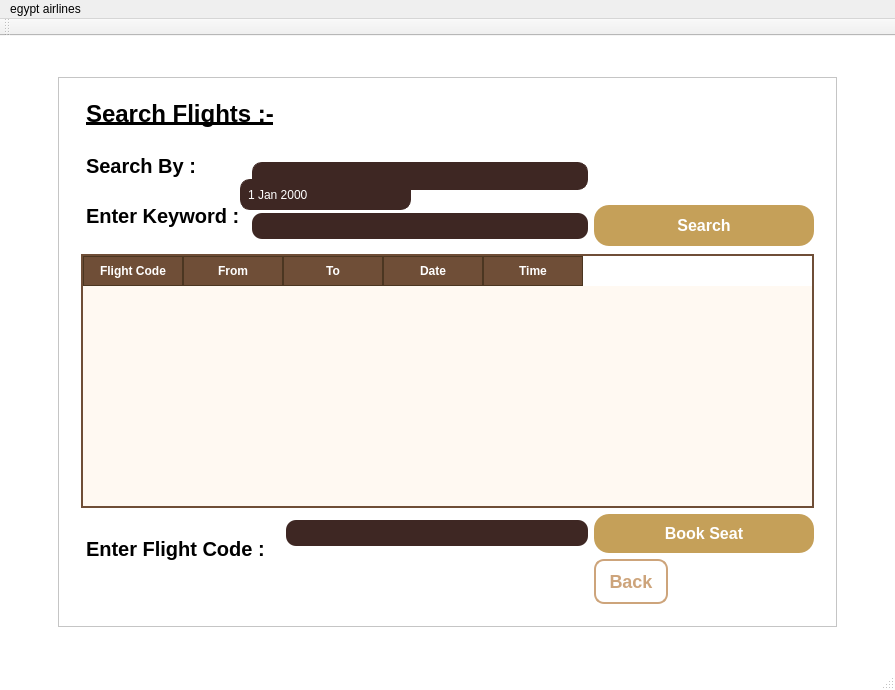
mohamedalaaabdalaah-lgtm/s_p_project, file s_p_project/s_p_project.ui: the form before one commit.
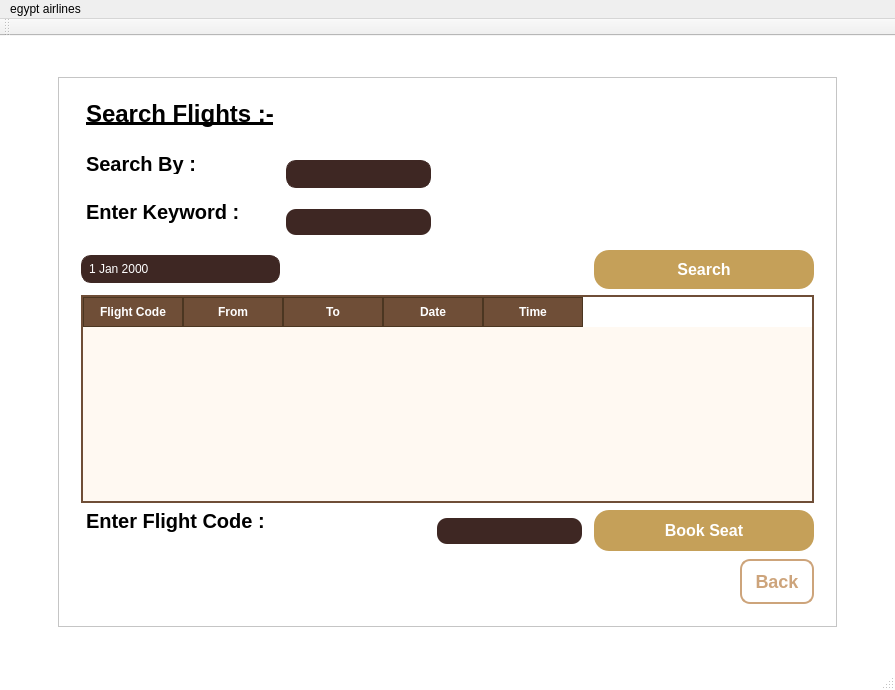
The form after the commit. The open tabs and pages were chosen to show the change.

Commit message: the plane shit, عارف مش مظبوطة بس محتاج انام عشان مرتكبش جريمة

The edit to the form file:
```diff
--- a/s_p_project/s_p_project.ui
+++ b/s_p_project/s_p_project.ui
@@ -488,136 +488,7 @@
          </widget>
          <widget class="QWidget" name="flight_search_page">
           <layout class="QGridLayout" name="gridLayout_9">
-           <item row="4" column="0" rowspan="2" colspan="2">
-            <widget class="QLabel" name="lbl_flight_code_2">
-             <property name="text">
-              <string>Enter Flight Code :</string>
-             </property>
-            </widget>
-           </item>
-           <item row="4" column="3">
-            <widget class="QPushButton" name="btn_book_seat">
-             <property name="sizePolicy">
-              <sizepolicy hsizetype="Fixed" vsizetype="Fixed">
-               <horstretch>0</horstretch>
-               <verstretch>0</verstretch>
-              </sizepolicy>
-             </property>
-             <property name="minimumSize">
-              <size>
-               <width>220</width>
-               <height>0</height>
-              </size>
-             </property>
-             <property name="maximumSize">
-              <size>
-               <width>141</width>
-               <height>41</height>
-              </size>
-             </property>
-             <property name="cursor">
-              <cursorShape>PointingHandCursor</cursorShape>
-             </property>
-             <property name="text">
-              <string>Book Seat</string>
-             </property>
-             <property name="default">
-              <bool>false</bool>
-             </property>
-            </widget>
-           </item>
-           <item row="2" column="0">
-            <widget class="QLabel" name="lbl_keyword">
-             <property name="text">
-              <string>Enter Keyword :</string>
-             </property>
-            </widget>
-           </item>
-           <item row="2" column="3">
-            <widget class="QPushButton" name="btn_search_flight_2">
-             <property name="sizePolicy">
-              <sizepolicy hsizetype="Fixed" vsizetype="Fixed">
-               <horstretch>0</horstretch>
-               <verstretch>0</verstretch>
-              </sizepolicy>
-             </property>
-             <property name="minimumSize">
-              <size>
-               <width>220</width>
-               <height>0</height>
-              </size>
-             </property>
-             <property name="maximumSize">
-              <size>
-               <width>141</width>
-               <height>41</height>
-              </size>
-             </property>
-             <property name="cursor">
-              <cursorShape>PointingHandCursor</cursorShape>
-             </property>
-             <property name="text">
-              <string>Search</string>
-             </property>
-            </widget>
-           </item>
-           <item row="5" column="3">
-            <widget class="QPushButton" name="btn_back_search_flight">
-             <property name="cursor">
-              <cursorShape>PointingHandCursor</cursorShape>
-             </property>
-             <property name="styleSheet">
-              <string notr="true">QPushButton {
-    /* الخلفية شفافة */
-    background-color: transparent;
-    /* لون الخط (البيج بتاعك) */
-    color: #cda47b; 
-    /* البرواز */
-    border: 2px solid #cda47b;
-    /* الحواف دائرية سِنة */
-    border-radius: 10px;
-    /* الخط عريض (Bold) */
-    font-weight: bold;
-    /* حجم الخط */
-    font-size: 18px;
-    /* الحجم الصغير */
-    min-width: 20px;
-    max-width: 50px;
-    min-height: 10px;
-    max-height: 35px;
-}
-
-/* ستايل لما المستخدم يلمس الزرار بالماوس */
-QPushButton:hover {
-    background-color: #cda47b;
-    color: #3e2723; /* يقلب بني غامق عشان يبان */
-}</string>
-             </property>
-             <property name="text">
-              <string>Back</string>
-             </property>
-            </widget>
-           </item>
-           <item row="4" column="2">
-            <widget class="QLineEdit" name="txt_enter_flight_code_2">
-             <property name="styleSheet">
-              <string notr="true">QLineEdit {
-    background-color: #3e2723; /* Dark Coffee */
-    color: #ffffff;           /* White text so you can actually see it! */
-    border-radius: 10px;
-    padding: 5px;
-}</string>
-             </property>
-            </widget>
-           </item>
-           <item row="0" column="0" colspan="2">
-            <widget class="QLabel" name="lbl_flight_search">
-             <property name="text">
-              <string>&lt;html&gt;&lt;head/&gt;&lt;body&gt;&lt;p&gt;&lt;span style=&quot; font-size:18pt; font-weight:700; text-decoration: underline;&quot;&gt;Search Flights :-&lt;/span&gt;&lt;/p&gt;&lt;/body&gt;&lt;/html&gt;</string>
-             </property>
-            </widget>
-           </item>
-           <item row="3" column="0" colspan="4">
+           <item row="6" column="0" colspan="5">
             <widget class="QTableWidget" name="table_flight_search">
              <property name="styleSheet">
               <string notr="true">QTableWidget {
@@ -689,26 +560,157 @@
              </column>
             </widget>
            </item>
-           <item row="2" column="1" colspan="2">
-            <widget class="QLineEdit" name="txt_city_search">
+           <item row="1" column="0">
+            <widget class="QLabel" name="lbl_flight_search">
+             <property name="maximumSize">
+              <size>
+               <width>200</width>
+               <height>50</height>
+              </size>
+             </property>
+             <property name="text">
+              <string>&lt;html&gt;&lt;head/&gt;&lt;body&gt;&lt;p&gt;&lt;span style=&quot; font-size:18pt; font-weight:700; text-decoration: underline;&quot;&gt;Search Flights :-&lt;/span&gt;&lt;/p&gt;&lt;/body&gt;&lt;/html&gt;</string>
+             </property>
+            </widget>
+           </item>
+           <item row="4" column="4">
+            <widget class="QPushButton" name="btn_search_flight_2">
+             <property name="sizePolicy">
+              <sizepolicy hsizetype="Fixed" vsizetype="Fixed">
+               <horstretch>0</horstretch>
+               <verstretch>0</verstretch>
+              </sizepolicy>
+             </property>
+             <property name="minimumSize">
+              <size>
+               <width>220</width>
+               <height>0</height>
+              </size>
+             </property>
+             <property name="maximumSize">
+              <size>
+               <width>141</width>
+               <height>41</height>
+              </size>
+             </property>
+             <property name="cursor">
+              <cursorShape>PointingHandCursor</cursorShape>
+             </property>
+             <property name="text">
+              <string>Search</string>
+             </property>
+            </widget>
+           </item>
+           <item row="9" column="4">
+            <widget class="QPushButton" name="btn_back_search_flight">
+             <property name="cursor">
+              <cursorShape>PointingHandCursor</cursorShape>
+             </property>
+             <property name="layoutDirection">
+              <enum>Qt::LayoutDirection::RightToLeft</enum>
+             </property>
              <property name="styleSheet">
-              <string notr="true">QLineEdit {
-    background-color: #3e2723; /* Dark Coffee */
-    color: #ffffff;           /* White text so you can actually see it! */
+              <string notr="true">QPushButton {
+    /* الخلفية شفافة */
+    background-color: transparent;
+    /* لون الخط (البيج بتاعك) */
+    color: #cda47b; 
+    /* البرواز */
+    border: 2px solid #cda47b;
+    /* الحواف دائرية سِنة */
     border-radius: 10px;
-    padding: 5px;
+    /* الخط عريض (Bold) */
+    font-weight: bold;
+    /* حجم الخط */
+    font-size: 18px;
+    /* الحجم الصغير */
+    min-width: 20px;
+    max-width: 50px;
+    min-height: 10px;
+    max-height: 35px;
+}
+
+/* ستايل لما المستخدم يلمس الزرار بالماوس */
+QPushButton:hover {
+    background-color: #cda47b;
+    color: #3e2723; /* يقلب بني غامق عشان يبان */
 }</string>
              </property>
+             <property name="text">
+              <string>Back</string>
+             </property>
             </widget>
            </item>
-           <item row="1" column="0">
+           <item row="7" column="4">
+            <widget class="QPushButton" name="btn_book_seat">
+             <property name="sizePolicy">
+              <sizepolicy hsizetype="Fixed" vsizetype="Fixed">
+               <horstretch>0</horstretch>
+               <verstretch>0</verstretch>
+              </sizepolicy>
+             </property>
+             <property name="minimumSize">
+              <size>
+               <width>220</width>
+               <height>0</height>
+              </size>
+             </property>
+             <property name="maximumSize">
+              <size>
+               <width>141</width>
+               <height>41</height>
+              </size>
+             </property>
+             <property name="cursor">
+              <cursorShape>PointingHandCursor</cursorShape>
+             </property>
+             <property name="text">
+              <string>Book Seat</string>
+             </property>
+             <property name="default">
+              <bool>false</bool>
+             </property>
+            </widget>
+           </item>
+           <item row="7" column="0">
+            <widget class="QLabel" name="lbl_flight_code_2">
+             <property name="maximumSize">
+              <size>
+               <width>200</width>
+               <height>50</height>
+              </size>
+             </property>
+             <property name="text">
+              <string>Enter Flight Code :</string>
+             </property>
+            </widget>
+           </item>
+           <item row="2" column="0">
             <widget class="QLabel" name="lbl_search_by">
+             <property name="maximumSize">
+              <size>
+               <width>130</width>
+               <height>40</height>
+              </size>
+             </property>
              <property name="text">
               <string>Search By :</string>
              </property>
             </widget>
            </item>
-           <item row="1" column="1" colspan="2">
+           <item row="7" column="2">
+            <widget class="QLineEdit" name="txt_enter_flight_code_2">
+             <property name="styleSheet">
+              <string notr="true">QLineEdit {
+    background-color: #3e2723; /* Dark Coffee */
+    color: #ffffff;           /* White text so you can actually see it! */
+    border-radius: 10px;
+    padding: 5px;
+}</string>
+             </property>
+            </widget>
+           </item>
+           <item row="2" column="1">
             <widget class="QComboBox" name="cmb_search_key">
              <property name="styleSheet">
               <string notr="true">QComboBox {
@@ -756,18 +758,29 @@
              </item>
             </widget>
            </item>
-          </layout>
-          <widget class="QDateEdit" name="date_search">
-           <property name="geometry">
-            <rect>
-             <x>170</x>
-             <y>90</y>
-             <width>171</width>
-             <height>31</height>
-            </rect>
-           </property>
-           <property name="styleSheet">
-            <string notr="true">/* 1. التصميم الأساسي (النسخة الصارمة) */
+           <item row="3" column="1">
+            <widget class="QLineEdit" name="txt_city_search">
+             <property name="styleSheet">
+              <string notr="true">QLineEdit {
+    background-color: #3e2723; /* Dark Coffee */
+    color: #ffffff;           /* White text so you can actually see it! */
+    border-radius: 10px;
+    padding: 5px;
+}</string>
+             </property>
+            </widget>
+           </item>
+           <item row="3" column="0">
+            <widget class="QLabel" name="lbl_keyword">
+             <property name="text">
+              <string>Enter Keyword :</string>
+             </property>
+            </widget>
+           </item>
+           <item row="4" column="0">
+            <widget class="QDateEdit" name="date_search">
+             <property name="styleSheet">
+              <string notr="true">/* 1. التصميم الأساسي (النسخة الصارمة) */
 QDateEdit, QTimeEdit {
     background: #3e2723 !important; 
     color: #ffffff !important;
@@ -791,25 +804,27 @@
     background: transparent !important;
     width: 25px;
 }</string>
-           </property>
-           <property name="dateTime">
-            <datetime>
-             <hour>12</hour>
-             <minute>0</minute>
-             <second>0</second>
-             <year>2000</year>
-             <month>1</month>
-             <day>1</day>
-            </datetime>
-           </property>
-           <property name="date">
-            <date>
-             <year>2000</year>
-             <month>1</month>
-             <day>1</day>
-            </date>
-           </property>
-          </widget>
+             </property>
+             <property name="dateTime">
+              <datetime>
+               <hour>12</hour>
+               <minute>0</minute>
+               <second>0</second>
+               <year>2000</year>
+               <month>1</month>
+               <day>1</day>
+              </datetime>
+             </property>
+             <property name="date">
+              <date>
+               <year>2000</year>
+               <month>1</month>
+               <day>1</day>
+              </date>
+             </property>
+            </widget>
+           </item>
+          </layout>
          </widget>
          <widget class="QWidget" name="book_seat_page">
           <widget class="QPushButton" name="btn_back_book_seat">
```
Left out of the diff: 64 changed lines with no effect on the pictures. The commit also changes 2 other files.
